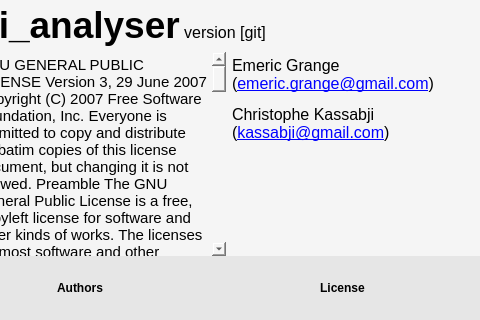
Old version of the form mini_analyser/ui/about.ui in the repository emericg/MiniVideo; both pictures show x 320 to 800 and y 0 to 320 of the 800 by 320 pixel window.
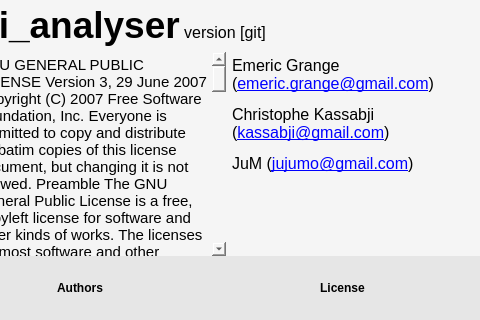
New version of the form. Icons and pictures are not drawn.

Commit message: mini_analyser: add JuM to the contributors!

The edit to the form file:
```diff
--- a/mini_analyser/ui/about.ui
+++ b/mini_analyser/ui/about.ui
@@ -211,7 +211,8 @@
 p, li { white-space: pre-wrap; }
 &lt;/style&gt;&lt;/head&gt;&lt;body style=&quot; font-family:'DejaVu Sans'; font-size:11pt; font-weight:400; font-style:normal;&quot;&gt;
 &lt;p style=&quot; margin-top:12px; margin-bottom:12px; margin-left:0px; margin-right:0px; -qt-block-indent:0; text-indent:0px;&quot;&gt;&lt;span style=&quot; font-family:'Cantarell'; font-size:12pt;&quot;&gt;Emeric Grange (&lt;/span&gt;&lt;a href=&quot;mailto:emeric.grange@gmail.com&quot;&gt;&lt;span style=&quot; font-family:'Cantarell'; font-size:12pt; text-decoration: underline; color:#0000ff;&quot;&gt;emeric.grange@gmail.com&lt;/span&gt;&lt;/a&gt;&lt;span style=&quot; font-family:'Cantarell'; font-size:12pt;&quot;&gt;)&lt;/span&gt;&lt;/p&gt;
-&lt;p style=&quot; margin-top:12px; margin-bottom:12px; margin-left:0px; margin-right:0px; -qt-block-indent:0; text-indent:0px;&quot;&gt;&lt;span style=&quot; font-family:'Cantarell'; font-size:12pt;&quot;&gt;Christophe Kassabji (&lt;/span&gt;&lt;a href=&quot;mailto:kassabji@gmail.com&quot;&gt;&lt;span style=&quot; font-family:'Cantarell'; font-size:12pt; text-decoration: underline; color:#0000ff;&quot;&gt;kassabji@gmail.com&lt;/span&gt;&lt;/a&gt;&lt;span style=&quot; font-family:'Cantarell'; font-size:12pt;&quot;&gt;)&lt;/span&gt;&lt;/p&gt;&lt;/body&gt;&lt;/html&gt;</string>
+&lt;p style=&quot; margin-top:12px; margin-bottom:12px; margin-left:0px; margin-right:0px; -qt-block-indent:0; text-indent:0px;&quot;&gt;&lt;span style=&quot; font-family:'Cantarell'; font-size:12pt;&quot;&gt;Christophe Kassabji (&lt;/span&gt;&lt;a href=&quot;mailto:kassabji@gmail.com&quot;&gt;&lt;span style=&quot; font-family:'Cantarell'; font-size:12pt; text-decoration: underline; color:#0000ff;&quot;&gt;kassabji@gmail.com&lt;/span&gt;&lt;/a&gt;&lt;span style=&quot; font-family:'Cantarell'; font-size:12pt;&quot;&gt;)&lt;/span&gt;&lt;/p&gt;
+&lt;p style=&quot; margin-top:12px; margin-bottom:12px; margin-left:0px; margin-right:0px; -qt-block-indent:0; text-indent:0px;&quot;&gt;&lt;span style=&quot; font-family:'Cantarell'; font-size:12pt;&quot;&gt;JuM (&lt;/span&gt;&lt;a href=&quot;mailto:jujumo@gmail.com&quot;&gt;&lt;span style=&quot; font-family:'Cantarell'; font-size:12pt; text-decoration: underline; color:#0000ff;&quot;&gt;jujumo@gmail.com&lt;/span&gt;&lt;/a&gt;&lt;span style=&quot; font-family:'Cantarell'; font-size:12pt;&quot;&gt;)&lt;/span&gt;&lt;/p&gt;&lt;/body&gt;&lt;/html&gt;</string>
        </property>
        <property name="searchPaths">
         <stringlist notr="true"/>
```
